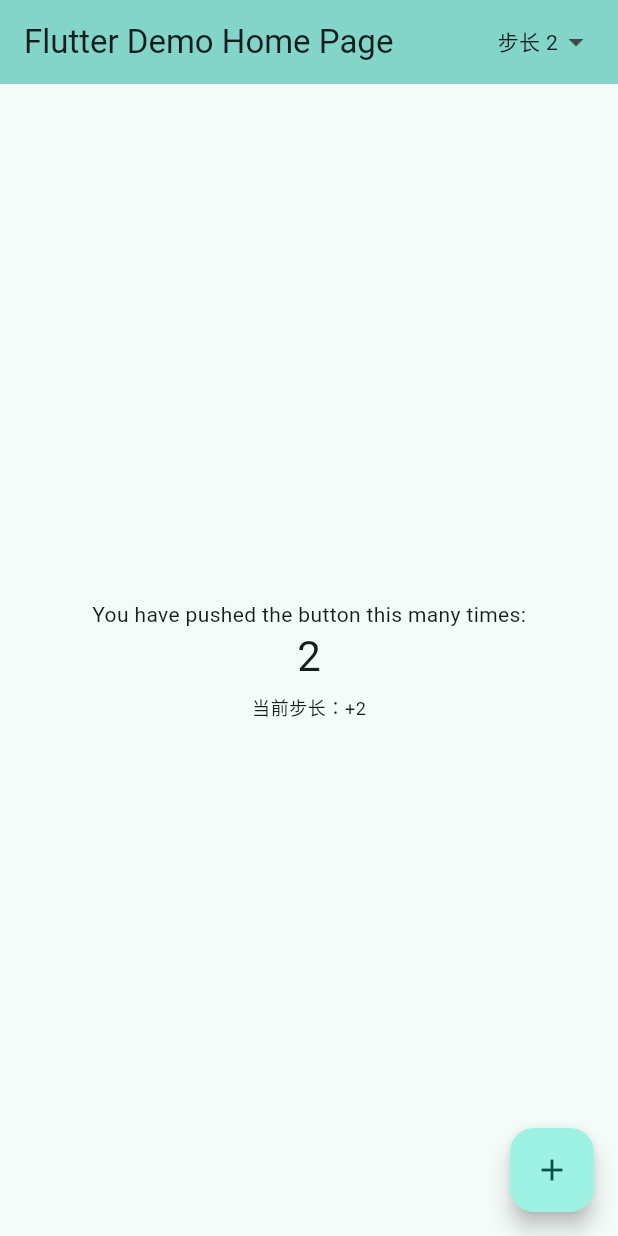
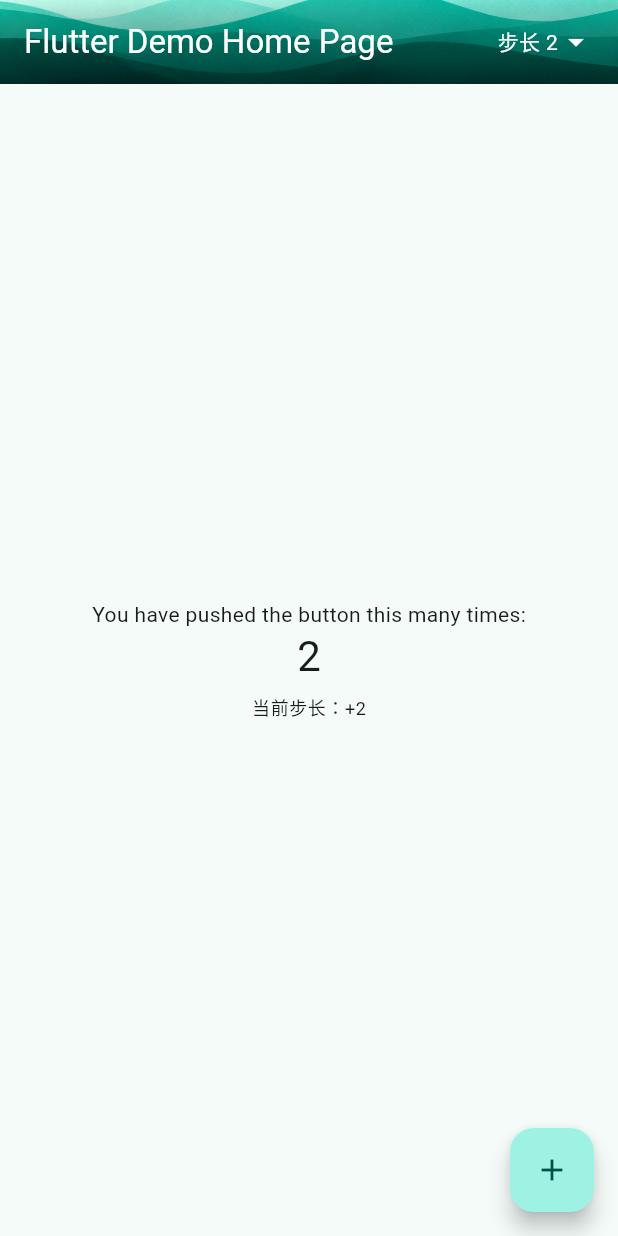
Before and after one commit to Arthur106578/m1, a Flutter app: the MyHomePage screen opened directly, after a tap on the "add" icon, on a phone screen of 412 x 824 dp. Run offline on Flutter 3.47's test engine with Material 3 defaults, Android fonts, the phone set to English and light mode, and no system bars.

Commit message:
feat: lifecycle logs & asset image

```diff
--- a/counter_deep/lib/main.dart
+++ b/counter_deep/lib/main.dart
@@ -44,6 +44,38 @@ class _MyHomePageState extends State<MyHomePage> {
   /// 每次点击 FAB 的增量，可选 1 / 2 / 5，默认 2。
   int _step = 2;
 
+  @override
+  void initState() {
+    super.initState();
+    debugPrint('[lifecycle] initState：State 首次插入树，_counter=$_counter');
+  }
+
+  @override
+  void didChangeDependencies() {
+    super.didChangeDependencies();
+    debugPrint('[lifecycle] didChangeDependencies：Theme/MediaQuery 等依赖变化');
+  }
+
+  @override
+  void didUpdateWidget(covariant MyHomePage oldWidget) {
+    super.didUpdateWidget(oldWidget);
+    debugPrint(
+      '[lifecycle] didUpdateWidget：title "${oldWidget.title}" → "${widget.title}"',
+    );
+  }
+
+  @override
+  void deactivate() {
+    debugPrint('[lifecycle] deactivate：State 暂时从树中移除');
+    super.deactivate();
+  }
+
+  @override
+  void dispose() {
+    debugPrint('[lifecycle] dispose：State 永久销毁，之后禁止 setState');
+    super.dispose();
+  }
+
   void _incrementCounter() {
     setState(() {
       // 把当前步长加进去；setState 会标记本 State 为 dirty，下一帧重跑 build。
@@ -59,9 +91,28 @@ class _MyHomePageState extends State<MyHomePage> {
 
   @override
   Widget build(BuildContext context) {
+    debugPrint('[lifecycle] build：重建，_counter=$_counter，_step=$_step');
     return Scaffold(
       appBar: AppBar(
-        backgroundColor: Theme.of(context).colorScheme.inversePrimary,
+        backgroundColor: Colors.transparent,
+        foregroundColor: Colors.white,
+        flexibleSpace: Stack(
+          fit: StackFit.expand,
+          children: [
+            // 自定义图片作为 AppBar 背景。
+            Image.asset('assets/images/appbar_bg.jpg', fit: BoxFit.cover),
+            // 从透明到半黑的渐变，保证白色标题在浅色图片上依然清晰。
+            const DecoratedBox(
+              decoration: BoxDecoration(
+                gradient: LinearGradient(
+                  begin: Alignment.topCenter,
+                  end: Alignment.bottomCenter,
+                  colors: [Colors.transparent, Colors.black54],
+                ),
+              ),
+            ),
+          ],
+        ),
         title: Text(widget.title),
         actions: [
           PopupMenuButton<int>(
--- a/counter_deep/pubspec.yaml
+++ b/counter_deep/pubspec.yaml
@@ -58,9 +58,8 @@ flutter:
   uses-material-design: true
 
   # To add assets to your application, add an assets section, like this:
-  # assets:
-  #   - images/a_dot_burr.jpeg
-  #   - images/a_dot_ham.jpeg
+  assets:
+    - assets/images/
 
   # An image asset can refer to one or more resolution-specific "variants", see
   # https://flutter.dev/to/resolution-aware-images
```
Also changed, not shown: counter_deep/assets/images/appbar_bg.jpg (added).
